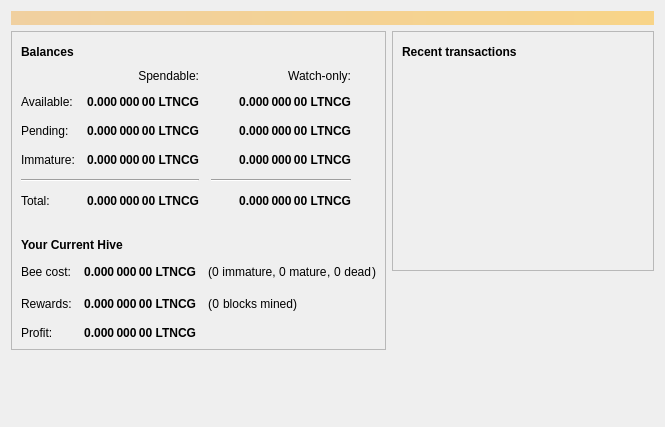
The window that src/qt/forms/overviewpage.ui (ToxicMotherLucker/ltnc) describes before a commit, drawn with Qt 5.
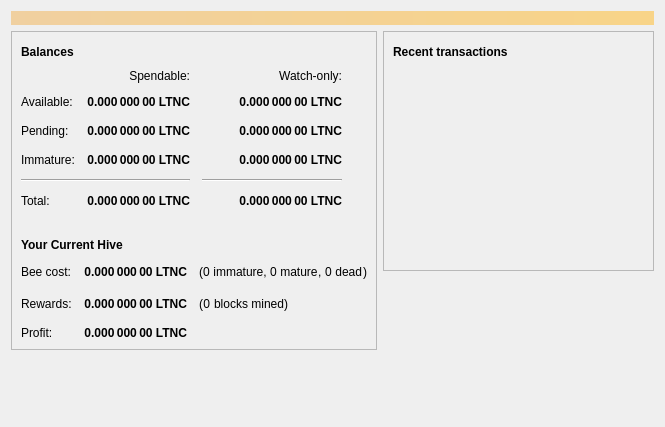
The same window after the commit. Icons and pictures are not drawn.

```diff
--- a/src/qt/forms/overviewpage.ui
+++ b/src/qt/forms/overviewpage.ui
@@ -134,7 +134,7 @@
                <string>Unconfirmed transactions to watch-only addresses</string>
               </property>
               <property name="text">
-               <string notr="true">0.000 000 00 LTNCG</string>
+               <string notr="true">0.000 000 00 LTNC</string>
               </property>
               <property name="alignment">
                <set>Qt::AlignRight|Qt::AlignTrailing|Qt::AlignVCenter</set>
@@ -159,7 +159,7 @@
                <string>Total of transactions that have yet to be confirmed, and do not yet count toward the spendable balance</string>
               </property>
               <property name="text">
-               <string notr="true">0.000 000 00 LTNCG</string>
+               <string notr="true">0.000 000 00 LTNC</string>
               </property>
               <property name="alignment">
                <set>Qt::AlignRight|Qt::AlignTrailing|Qt::AlignVCenter</set>
@@ -184,7 +184,7 @@
                <string>Mined balance in watch-only addresses that has not yet matured</string>
               </property>
               <property name="text">
-               <string notr="true">0.000 000 00 LTNCG</string>
+               <string notr="true">0.000 000 00 LTNC</string>
               </property>
               <property name="alignment">
                <set>Qt::AlignRight|Qt::AlignTrailing|Qt::AlignVCenter</set>
@@ -242,7 +242,7 @@
                <string>Mined balance that has not yet matured</string>
               </property>
               <property name="text">
-               <string notr="true">0.000 000 00 LTNCG</string>
+               <string notr="true">0.000 000 00 LTNC</string>
               </property>
               <property name="alignment">
                <set>Qt::AlignRight|Qt::AlignTrailing|Qt::AlignVCenter</set>
@@ -287,7 +287,7 @@
                <string>Your current total balance</string>
               </property>
               <property name="text">
-               <string notr="true">0.000 000 00 LTNCG</string>
+               <string notr="true">0.000 000 00 LTNC</string>
               </property>
               <property name="alignment">
                <set>Qt::AlignRight|Qt::AlignTrailing|Qt::AlignVCenter</set>
@@ -312,7 +312,7 @@
                <string>Current total balance in watch-only addresses</string>
               </property>
               <property name="text">
-               <string notr="true">0.000 000 00 LTNCG</string>
+               <string notr="true">0.000 000 00 LTNC</string>
               </property>
               <property name="alignment">
                <set>Qt::AlignRight|Qt::AlignTrailing|Qt::AlignVCenter</set>
@@ -354,7 +354,7 @@
                <string>Your current spendable balance</string>
               </property>
               <property name="text">
-               <string notr="true">0.000 000 00 LTNCG</string>
+               <string notr="true">0.000 000 00 LTNC</string>
               </property>
               <property name="alignment">
                <set>Qt::AlignRight|Qt::AlignTrailing|Qt::AlignVCenter</set>
@@ -379,7 +379,7 @@
                <string>Your current balance in watch-only addresses</string>
               </property>
               <property name="text">
-               <string notr="true">0.000 000 00 LTNCG</string>
+               <string notr="true">0.000 000 00 LTNC</string>
               </property>
               <property name="alignment">
                <set>Qt::AlignRight|Qt::AlignTrailing|Qt::AlignVCenter</set>
@@ -514,7 +514,7 @@
                </font>
               </property>
               <property name="text">
-               <string>0.000 000 00 LTNCG</string>
+               <string>0.000 000 00 LTNC</string>
               </property>
               <property name="alignment">
                <set>Qt::AlignRight|Qt::AlignTrailing|Qt::AlignVCenter</set>
@@ -530,7 +530,7 @@
                </font>
               </property>
               <property name="text">
-               <string>0.000 000 00 LTNCG</string>
+               <string>0.000 000 00 LTNC</string>
               </property>
               <property name="alignment">
                <set>Qt::AlignRight|Qt::AlignTrailing|Qt::AlignVCenter</set>
@@ -546,7 +546,7 @@
                </font>
               </property>
               <property name="text">
-               <string>0.000 000 00 LTNCG</string>
+               <string>0.000 000 00 LTNC</string>
               </property>
               <property name="alignment">
                <set>Qt::AlignRight|Qt::AlignTrailing|Qt::AlignVCenter</set>
```
Left out of the diff: 6 changed lines with no effect on the pictures.
